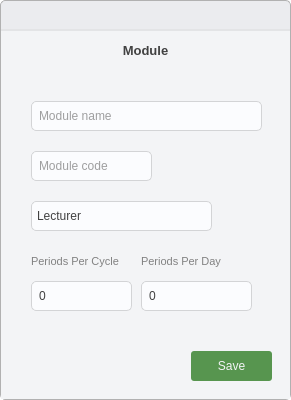
The window that ui/add_module_dialog.ui (takundafarakeza/Timetable_Generator) describes before a commit, drawn with Qt 5.
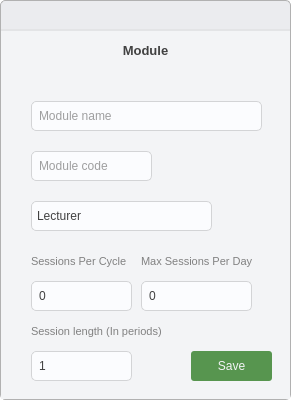
The same window after the commit. Icons and pictures are not drawn.

What changed in the file:
```diff
--- a/ui/add_module_dialog.ui
+++ b/ui/add_module_dialog.ui
@@ -327,7 +327,7 @@
              <string notr="true">color: rgb(129, 129, 129);</string>
             </property>
             <property name="text">
-             <string>Periods Per Cycle</string>
+             <string>Sessions Per Cycle</string>
             </property>
            </widget>
            <widget class="QLabel" name="title_2">
@@ -335,7 +335,7 @@
              <rect>
               <x>140</x>
               <y>180</y>
-              <width>101</width>
+              <width>121</width>
               <height>20</height>
              </rect>
             </property>
@@ -349,7 +349,7 @@
              <string notr="true">color: rgb(129, 129, 129);</string>
             </property>
             <property name="text">
-             <string>Periods Per Day</string>
+             <string>Max Sessions Per Day</string>
             </property>
            </widget>
            <widget class="QPushButton" name="module_save">
@@ -374,6 +374,47 @@
              <string>Save</string>
             </property>
            </widget>
+           <widget class="QLabel" name="title_3">
+            <property name="geometry">
+             <rect>
+              <x>30</x>
+              <y>250</y>
+              <width>141</width>
+              <height>20</height>
+             </rect>
+            </property>
+            <property name="font">
+             <font>
+              <pointsize>8</pointsize>
+              <bold>false</bold>
+             </font>
+            </property>
+            <property name="styleSheet">
+             <string notr="true">color: rgb(129, 129, 129);</string>
+            </property>
+            <property name="text">
+             <string>Session length (In periods)</string>
+            </property>
+           </widget>
+           <widget class="QSpinBox" name="session_length">
+            <property name="geometry">
+             <rect>
+              <x>30</x>
+              <y>280</y>
+              <width>101</width>
+              <height>30</height>
+             </rect>
+            </property>
+            <property name="minimumSize">
+             <size>
+              <width>0</width>
+              <height>30</height>
+             </size>
+            </property>
+            <property name="minimum">
+             <number>1</number>
+            </property>
+           </widget>
           </widget>
          </item>
         </layout>
```
